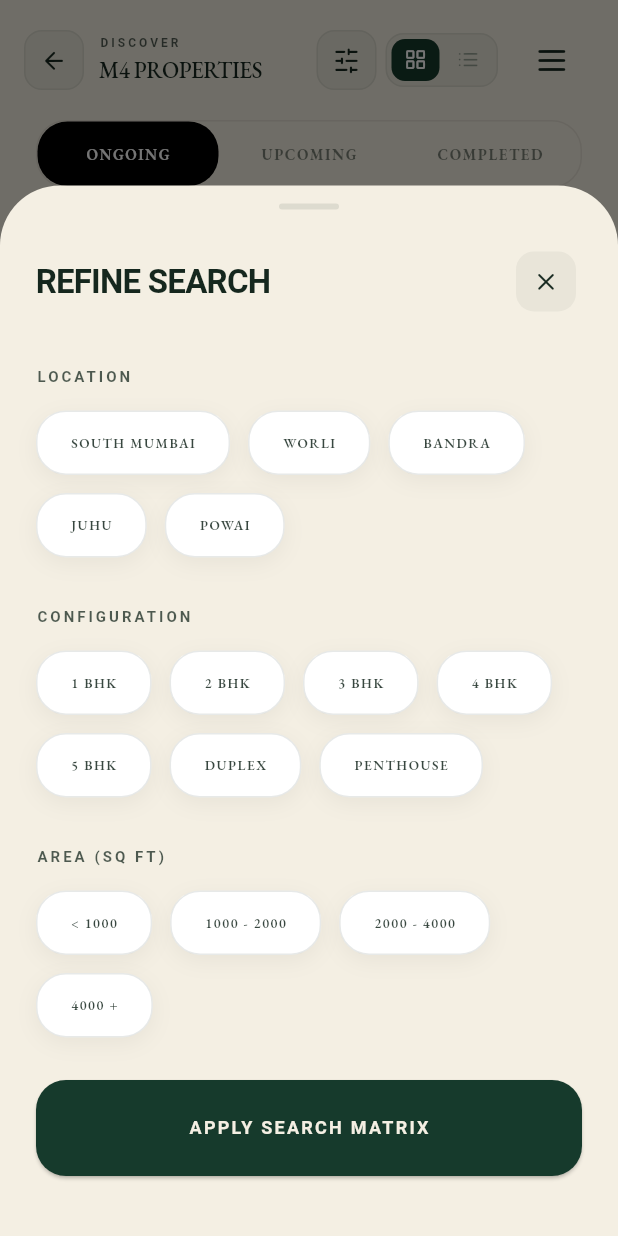
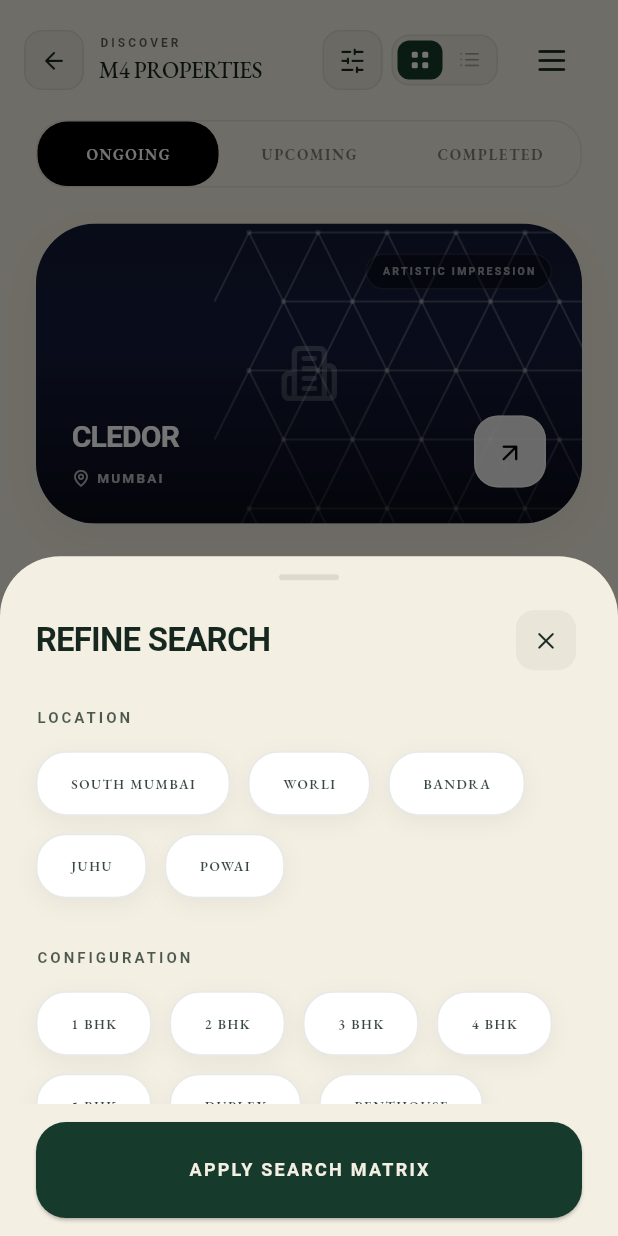
Before and after one commit to irfan2406/m4family_app, a Flutter app: the ProjectListScreen screen opened by its route, after a tap on an icon or button, on a phone screen of 412 x 824 dp. Run offline on Flutter 3.47's test engine with Material 3 defaults, Android fonts, the phone set to English and light mode, and no system bars; drawn by our look-alikes of cached_network_image, flutter_animate; our stand-ins replace chewie, dio, dotted_border, file_picker, flutter_dotenv, flutter_riverpod and 11 more; accounts and stored records are empty; network calls fail; Roboto replaces fonts that are missing (Gelasio).

Commit message:
Guest portal: bolder grid toggle, half-sheet filters, larger nav
- Properties view toggle: replace Lucide layoutGrid (hairline stroke) with a
  painted 2x2 of solid squares at 11px, 3px gutter, on whole-pixel cells so the
  mark stays crisp; segment box tightened to 30x26.
- REFINE SEARCH sheet: 55% half-sheet instead of 85%, trimmed the 144px of dead
  padding under the list, and the Apply button now clears the gesture bar.
- REFINE SEARCH sheet runs under M4Theme.lightTheme so it is cream in both app
  themes, flipping surface, type, chips and button together.
- Guest nav pill: local metrics one size up (74 bar / 50 disc / 24 icon) with a
  matching 92px footprint. M4Nav is untouched, so the customer, CP and investor
  bars keep their existing size.

Co-Authored-By: Claude Opus 5 <noreply@anthropic.com>

```diff
--- a/lib/presentation/screens/projects/project_list_screen.dart
+++ b/lib/presentation/screens/projects/project_list_screen.dart
@@ -87,9 +87,19 @@ class ProjectListScreen extends ConsumerWidget {
       builder: (context) {
         return StatefulBuilder(
           builder: (context, setModalState) {
+            // The refine sheet is always the cream surface, in both app
+            // themes. Running its subtree under the light theme flips the
+            // whole sheet together — surface, type, chips and button — so no
+            // white-on-cream text can slip through.
+            return Theme(
+              data: M4Theme.lightTheme,
+              child: Builder(
+                builder: (context) {
             final isDark = Theme.of(context).brightness == Brightness.dark;
             return Container(
-              height: MediaQuery.of(context).size.height * 0.85,
+              // Half-sheet popup: the filter list scrolls inside it rather than
+              // the sheet swallowing the screen.
+              height: MediaQuery.of(context).size.height * 0.55,
               decoration: BoxDecoration(
                 color: isDark ? const Color(0xFF141B3A) : const Color(0xFFF4EFE3),
                 borderRadius: const BorderRadius.vertical(
@@ -109,7 +119,7 @@ class ProjectListScreen extends ConsumerWidget {
                       borderRadius: BorderRadius.circular(2),
                     ),
                   ),
-                  const SizedBox(height: 24),
+                  const SizedBox(height: 16),
                   Padding(
                     padding: const EdgeInsets.symmetric(horizontal: 24),
                     child: Row(
@@ -144,7 +154,7 @@ class ProjectListScreen extends ConsumerWidget {
                       ],
                     ),
                   ),
-                  const SizedBox(height: 32),
+                  const SizedBox(height: 20),
                   Expanded(
                     child: Consumer(
                       builder: (context, ref, child) {
@@ -158,7 +168,7 @@ class ProjectListScreen extends ConsumerWidget {
                         final selectedTypes = ref.watch(selectedTypesProvider);
 
                         return ListView(
-                          padding: const EdgeInsets.fromLTRB(24, 0, 24, 96),
+                          padding: const EdgeInsets.fromLTRB(24, 0, 24, 8),
                           children: [
                             _FilterSection(
                               title: 'LOCATION',
@@ -233,14 +243,19 @@ class ProjectListScreen extends ConsumerWidget {
                                     current;
                               },
                             ),
-                            const SizedBox(height: 48),
+                            const SizedBox(height: 8),
                           ],
                         );
                       },
                     ),
                   ),
                   Padding(
-                    padding: const EdgeInsets.fromLTRB(24, 0, 24, 40),
+                    padding: EdgeInsets.fromLTRB(
+                      24,
+                      12,
+                      24,
+                      12 + MediaQuery.of(context).padding.bottom,
+                    ),
                     child: SizedBox(
                       width: double.infinity,
                       height: 64,
@@ -265,6 +280,9 @@ class ProjectListScreen extends ConsumerWidget {
                     ),
                   ),
                 ],
+              ),
+            );
+                },
               ),
             );
           },
@@ -1130,26 +1148,69 @@ class _ViewToggleButton extends StatelessWidget {
 
   @override
   Widget build(BuildContext context) {
+    final Color fg = active
+        ? (isDark ? Colors.black : Colors.white)
+        : (isDark ? Colors.white : Color(0xFF163A2C)).withOpacity(0.4);
     return GestureDetector(
       onTap: onTap,
       child: Container(
-        width: 32,
-        height: 28,
+        width: 30,
+        height: 26,
         alignment: Alignment.center,
         decoration: BoxDecoration(
           color: active
               ? (isDark ? Colors.white : Color(0xFF163A2C))
               : Colors.transparent,
-          borderRadius: BorderRadius.circular(9),
+          borderRadius: BorderRadius.circular(8),
         ),
-        child: Icon(
-          icon,
-          size: 15,
-          color: active
-              ? (isDark ? Colors.black : Colors.white)
-              : (isDark ? Colors.white : Color(0xFF163A2C)).withOpacity(0.4),
-        ),
+        // Figma parity: the grid glyph is a compact 2x2 of solid squares —
+        // smaller and much heavier than Lucide's thin-stroke layoutGrid.
+        child: icon == LucideIcons.layoutGrid
+            ? _BoldGridGlyph(color: fg, size: 11)
+            : Icon(icon, size: 15, color: fg),
       ),
     );
   }
 }
+
+// Figma parity: bold 2x2 grid mark used by the properties view toggle.
+class _BoldGridGlyph extends StatelessWidget {
+  final Color color;
+  final double size;
+  const _BoldGridGlyph({required this.color, required this.size});
+
+  @override
+  Widget build(BuildContext context) {
+    // Gap between the four squares; the remainder is split evenly so the
+    // mark stays optically centred inside the 30x26 toggle button. 11/3 keeps
+    // each cell on a whole 4.0 logical pixels, so the mark stays crisp — and
+    // the wider gutter reads as a crisper cross between smaller squares.
+    const double gap = 3;
+    final double cell = (size - gap) / 2;
+    final BorderRadius radius = BorderRadius.circular(1);
+
+    Widget square() => Container(
+      width: cell,
+      height: cell,
+      decoration: BoxDecoration(color: color, borderRadius: radius),
+    );
+
+    return SizedBox(
+      width: size,
+      height: size,
+      child: Column(
+        mainAxisAlignment: MainAxisAlignment.spaceBetween,
+        children: [
+          Row(
+            mainAxisAlignment: MainAxisAlignment.spaceBetween,
+            children: [square(), square()],
+          ),
+          Row(
+            mainAxisAlignment: MainAxisAlignment.spaceBetween,
+            children: [square(), square()],
+          ),
+        ],
+      ),
+    );
+  }
+}
--- a/lib/presentation/widgets/guest_main_shell.dart
+++ b/lib/presentation/widgets/guest_main_shell.dart
@@ -94,8 +94,16 @@ class GuestMainShell extends ConsumerWidget {
   }
 }
 
-/// Height the floating pill occupies: 62px bar + 14px bottom margin.
-const double _navFootprint = 80;
+// Guest pill runs one size up from the shared M4Nav metrics so it matches the
+// web reference. Kept local to this shell: M4Nav still drives the customer, CP
+// and investor bars unchanged.
+const double _guestNavHeight = 74;
+const double _guestNavDisc = 50;
+const double _guestNavIcon = 24;
+const double _guestNavInnerPadding = 10;
+
+/// Height the floating pill occupies: 74px bar + 14px bottom margin.
+const double _navFootprint = 92;
 
 class _GuestNavigationPill extends StatelessWidget {
   final int currentIndex;
@@ -119,7 +127,7 @@ class _GuestNavigationPill extends StatelessWidget {
         child: BackdropFilter(
           filter: ImageFilter.blur(sigmaX: M4Nav.blur, sigmaY: M4Nav.blur),
           child: Container(
-      padding: const EdgeInsets.symmetric(horizontal: M4Nav.innerPadding, vertical: (M4Nav.height - M4Nav.activeDisc) / 2),
+      padding: const EdgeInsets.symmetric(horizontal: _guestNavInnerPadding, vertical: (_guestNavHeight - _guestNavDisc) / 2),
       decoration: BoxDecoration(
         // Frosted glass: a translucent tint over the 30px blur, with a top-down
         // reflection so the bar reads as glass rather than a flat panel.
@@ -203,8 +211,8 @@ class _NavIcon extends StatelessWidget {
       child: AnimatedContainer(
         duration: M4Nav.animation,
         curve: M4Nav.curve,
-        width: M4Nav.activeDisc,
-        height: M4Nav.activeDisc,
+        width: _guestNavDisc,
+        height: _guestNavDisc,
         decoration: BoxDecoration(
           color: isActive
               ? (isDark ? Colors.white : Color(0xFF163A2C))
@@ -227,7 +235,7 @@ class _NavIcon extends StatelessWidget {
             color: isActive
                 ? (isDark ? Colors.black : Colors.white)
                 : (isDark ? Colors.white70 : Color(0xFF5E6B60)),
-            size: M4Nav.iconSize,
+            size: _guestNavIcon,
           ),
         ),
       ),
```
